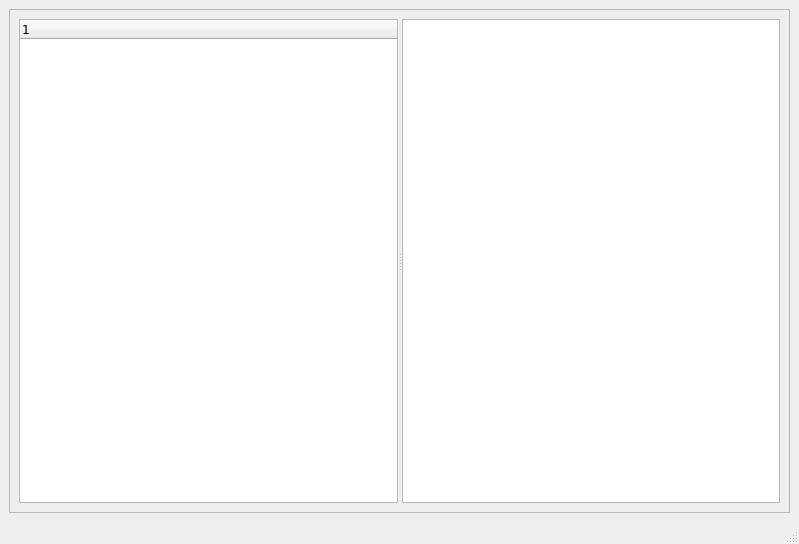
Old version of the form src/rc_metastudio/forms/results_window.ui in the repository AliSalman-et-al/openmeta-analyst-community.
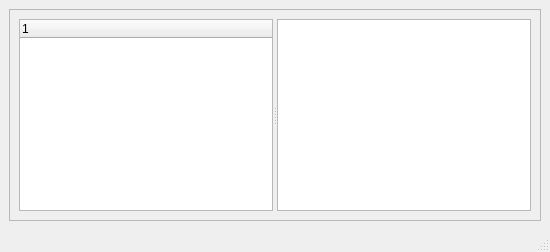
New version of the form.

```diff
--- a/src/rc_metastudio/forms/results_window.ui
+++ b/src/rc_metastudio/forms/results_window.ui
@@ -6,15 +6,10 @@
    <rect>
     <x>0</x>
     <y>0</y>
-    <width>799</width>
-    <height>544</height>
+    <width>0</width>
+    <height>0</height>
    </rect>
   </property>
-  <property name="font">
-   <font>
-    <family>Verdana</family>
-   </font>
-  </property>
   <property name="windowTitle">
    <string>Results / Analysis</string>
   </property>
@@ -22,17 +17,6 @@
    <layout class="QVBoxLayout" name="verticalLayout">
     <item>
      <widget class="QFrame" name="frame">
-       <property name="minimumSize">
-        <size>
-         <width>733</width>
-         <height>0</height>
-        </size>
-       </property>
-       <property name="font">
-        <font>
-         <family>Verdana</family>
-        </font>
-       </property>
        <property name="frameShape">
         <enum>QFrame::StyledPanel</enum>
        </property>
@@ -46,17 +30,6 @@
            <enum>Qt::Horizontal</enum>
           </property>
           <widget class="QTreeWidget" name="nav_tree">
-           <property name="maximumSize">
-            <size>
-             <width>16777215</width>
-             <height>16777215</height>
-            </size>
-           </property>
-           <property name="font">
-            <font>
-             <family>Verdana</family>
-            </font>
-           </property>
            <column>
             <property name="text">
              <string notr="true">1</string>
```
